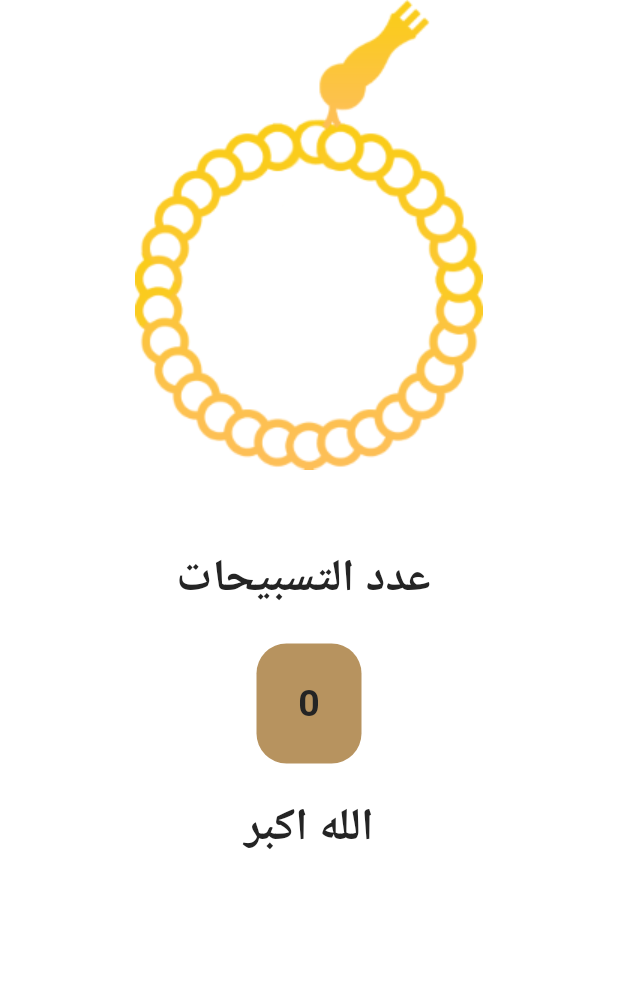
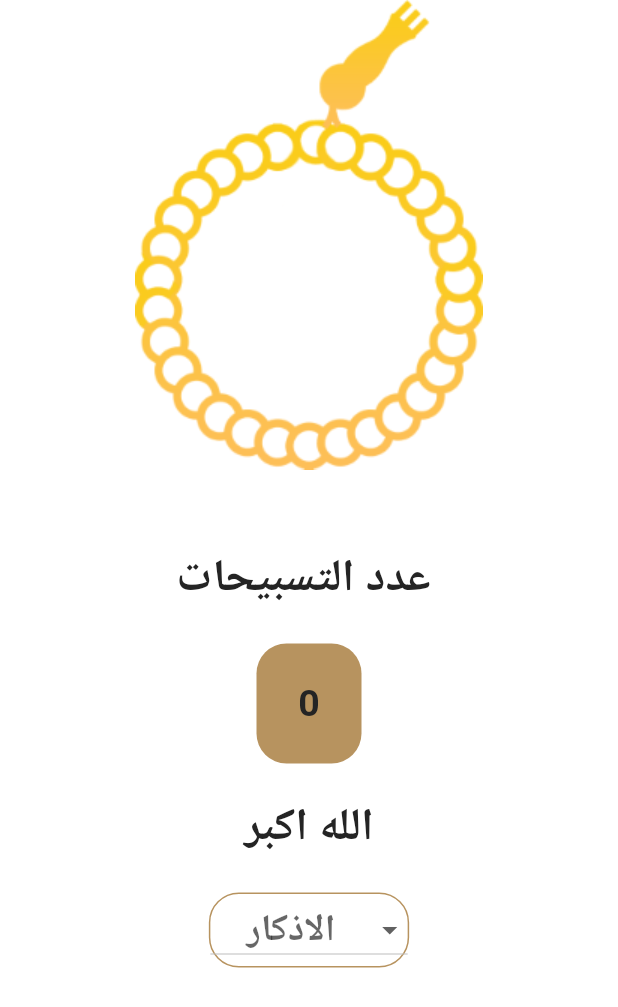
Before and after one commit to Maryammahmou-d/Islame_App, a Flutter app: the SabhaTab widget shown alone on an empty page, opened directly, on a phone screen of 412 x 824 dp. Shown: the top 1007 px of the screen. Run offline on Flutter 3.47's test engine with Material 3 defaults, Android fonts, the phone set to English and light mode, and no system bars.

Commit message:
change UI

```diff
--- a/lib/Home/Sabha_tab.dart
+++ b/lib/Home/Sabha_tab.dart
@@ -61,6 +61,45 @@ class _SabhaTabState extends State<SabhaTab> {
             "${sebha[index]}",
             style: Theme.of(context).textTheme.titleMedium,
           ),
+          SizedBox.fromSize(size: Size(0, 20)),
+          Container(
+            decoration: BoxDecoration(
+                border: Border.all(color: MyThemeData.GoldColor),
+                color: Color.fromRGBO(255, 255, 255, 100),
+                borderRadius: BorderRadius.circular(20)),
+            child: DropdownButton(
+                hint: Text("الاذكار"),
+                alignment: Alignment.center,
+                borderRadius: BorderRadius.circular(40),
+                style: Theme.of(context).textTheme.titleSmall,
+                items: [
+                  DropdownMenuItem(
+                    child: Text("الله اكبر"),
+                    value: 0,
+                  ),
+                  DropdownMenuItem(
+                    child: Text("سبحان الله"),
+                    value: 1,
+                  ),
+                  DropdownMenuItem(
+                    child: Text("استغفر الله"),
+                    value: 2,
+                  ),
+                  DropdownMenuItem(
+                    child: Text("لا اله الا الله"),
+                    value: 3,
+                  ),
+                  DropdownMenuItem(
+                    child: Text("الحمد الله"),
+                    value: 4,
+                  ),
+                ],
+                onChanged: (value) {
+                  index = value!;
+                  Counter = 0;
+                  setState(() {});
+                }),
+          )
         ],
       ),
     );
--- a/lib/Sura_Details/sura_details.dart
+++ b/lib/Sura_Details/sura_details.dart
@@ -1,6 +1,7 @@
 import 'package:flutter/material.dart';
 import 'package:flutter/services.dart';
 import 'package:islame_app/Data%20Model/sura_details_arg.dart';
+import 'package:islame_app/themeing.dart';
 import '../Home/Quran/divider_item_stayle.dart';
 
 class SuraDetailsScreen extends StatefulWidget {
@@ -37,11 +38,11 @@ class _SuraDetailsScreenState extends State<SuraDetailsScreen> {
             body: Center(
               child: Container(
                 padding: EdgeInsets.all(10),
-                width: 350,
-                height: 600,
+                margin: EdgeInsets.symmetric(horizontal: 25, vertical: 20),
                 decoration: BoxDecoration(
+                  border: Border.all(color: MyThemeData.GoldColor, width: 2),
                   borderRadius: BorderRadius.circular(60),
-                  color: Color.fromRGBO(255, 255, 255, 150),
+                  color: Color.fromRGBO(255, 255, 255, 100),
                 ),
                 child: Column(
                   children: [
```
